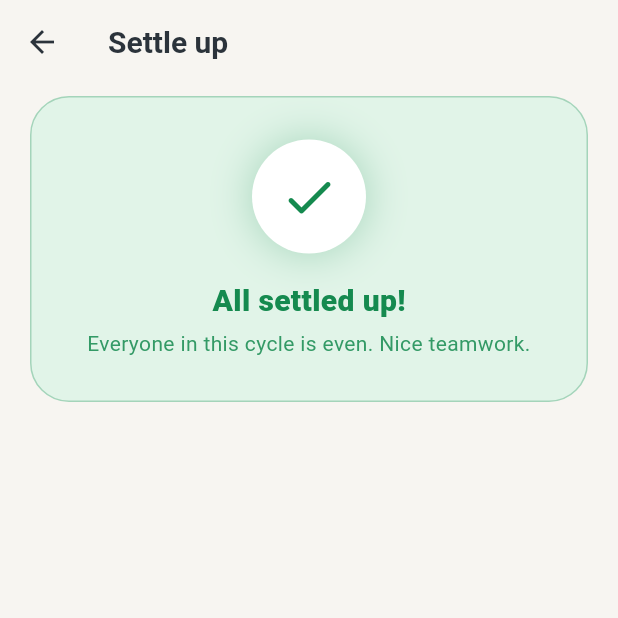
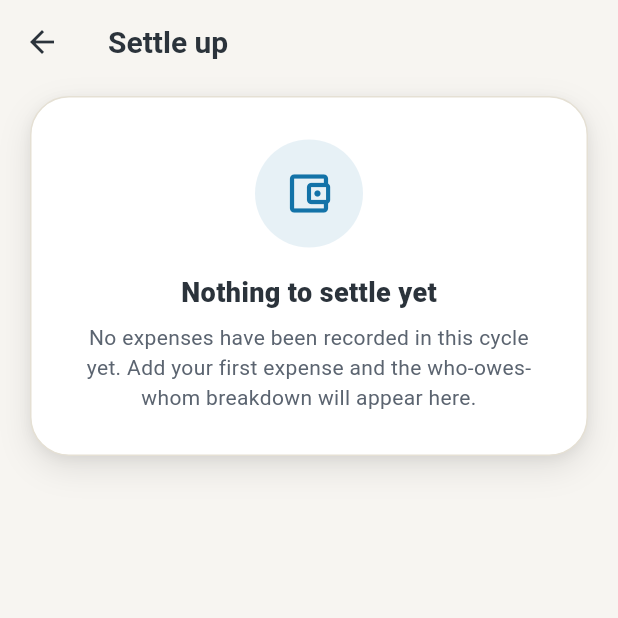
Before and after one commit to lizuzsusil/hissa, a Flutter app: the SettleScreen screen opened directly, on a phone screen of 412 x 824 dp, the top half of it. Run offline on Flutter 3.47's test engine with Material 3 defaults, Android fonts, the light colour scheme and no system bars; our stand-ins replace cloud_firestore, connectivity_plus, firebase_auth, firebase_core, firebase_messaging, fl_chart and 5 more; accounts and stored records are empty.

```diff
--- a/lib/l10n/app_en.arb
+++ b/lib/l10n/app_en.arb
@@ -353,6 +353,8 @@
   "settlementHistory": "Settlement history",
   "allSettled": "All settled up!",
   "allSettledMessage": "Everyone in this cycle is even. Nice teamwork.",
+  "nothingToSettleTitle": "Nothing to settle yet",
+  "noSettlementsMessage": "No expenses have been recorded in this cycle yet. Add your first expense and the who-owes-whom breakdown will appear here.",
   "settleAction": "Settle",
 
   "profile": "Profile",
--- a/lib/l10n/app_ne.arb
+++ b/lib/l10n/app_ne.arb
@@ -236,6 +236,8 @@
   "settlementHistory": "सेटलमेन्ट इतिहास",
   "allSettled": "सबै मिलान भयो!",
   "allSettledMessage": "यो चक्रमा सबैजना बराबर छन्। राम्रो सहकार्य।",
+  "nothingToSettleTitle": "अहिले मिलान गर्नुपर्ने केही छैन",
+  "noSettlementsMessage": "यस चक्रमा अहिलेसम्म कुनै खर्च रेकर्ड भएको छैन। पहिलो खर्च थप्नुहोस् र कसले कसलाई तिर्न बाँकी छ भन्ने विवरण यहाँ देखा पर्नेछ।",
   "settleAction": "मिलान",
 
   "profile": "प्रोफाइल",
--- a/lib/ui/screens/settle_screen.dart
+++ b/lib/ui/screens/settle_screen.dart
@@ -23,6 +23,7 @@ class SettleScreen extends StatelessWidget {
     final balances = state.computeBalances();
     final proposals = state.settlementProposals();
     final history = state.settlementsInCycle;
+    final hasExpenses = state.expensesInCycle.isNotEmpty;
     final totalOutstanding = balances.fold<int>(
         0, (sum, b) => sum + (b.remaining.isNegative ? -b.remaining.paisa : 0));
     final l10n = context.l10n;
@@ -33,7 +34,12 @@ class SettleScreen extends StatelessWidget {
         padding: const EdgeInsets.fromLTRB(20, 8, 20, 100),
         children: [
           if (proposals.isEmpty)
-            _AllSettledCard(totalOutstanding: Money(totalOutstanding))
+            // With no expenses at all there is nothing to settle, so a plain
+            // "All settled up!" would be misleading.
+            if (hasExpenses)
+              _AllSettledCard(totalOutstanding: Money(totalOutstanding))
+            else
+              const _NothingToSettleCard()
           else ...[
             _OutstandingCard(totalOutstanding: Money(totalOutstanding)),
             const SizedBox(height: 20),
@@ -206,6 +212,67 @@ class _AllSettledCard extends StatelessWidget {
             style: TextStyle(
               fontSize: 14,
               color: AppColors.positive.withValues(alpha: 0.85),
+            ),
+          ),
+        ],
+      ),
+    );
+  }
+}
+
+/// Friendly empty state for a Space with no expenses recorded yet: settling
+/// "up" doesn't make sense when there is nothing to split or owe.
+class _NothingToSettleCard extends StatelessWidget {
+  const _NothingToSettleCard();
+
+  @override
+  Widget build(BuildContext context) {
+    final l10n = context.l10n;
+    final isDark = Theme.of(context).brightness == Brightness.dark;
+    return Container(
+      padding: const EdgeInsets.all(28),
+      decoration: BoxDecoration(
+        color: isDark ? AppColors.surfaceDark : Colors.white,
+        borderRadius: BorderRadius.circular(26),
+        border: Border.all(
+          color: isDark ? AppColors.borderDark : AppColors.border,
+        ),
+        boxShadow: cardShadow(),
+      ),
+      child: Column(
+        children: [
+          Container(
+            width: 72,
+            height: 72,
+            decoration: BoxDecoration(
+              color: AppColors.primary.withValues(alpha: 0.1),
+              shape: BoxShape.circle,
+            ),
+            child: const Icon(
+              Icons.account_balance_wallet_outlined,
+              color: AppColors.primary,
+              size: 34,
+            ),
+          ),
+          const SizedBox(height: 18),
+          Text(
+            l10n.nothingToSettleTitle,
+            style: TextStyle(
+              fontSize: 18,
+              fontWeight: FontWeight.w800,
+              color: isDark ? AppColors.textPrimaryDark : AppColors.textPrimary,
+            ),
+          ),
+          const SizedBox(height: 8),
+          Text(
+            l10n.noSettlementsMessage,
+            textAlign: TextAlign.center,
+            style: TextStyle(
+              fontSize: 14,
+              height: 1.4,
+              color: isDark
+                  ? AppColors.textSecondaryDark
+                  : AppColors.textSecondary,
             ),
           ),
         ],
```
Also changed, not shown: lib/l10n/generated/app_localizations.dart, lib/l10n/generated/app_localizations_en.dart, lib/l10n/generated/app_localizations_ne.dart, 1 other file.
